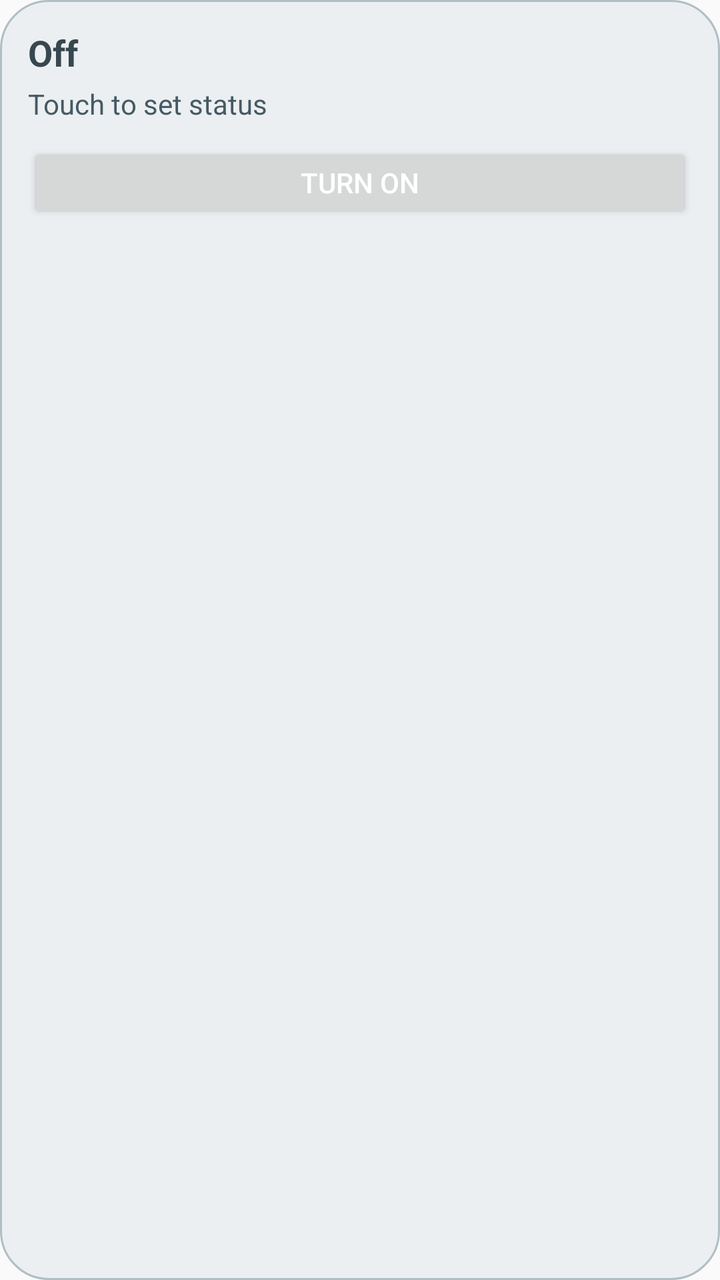
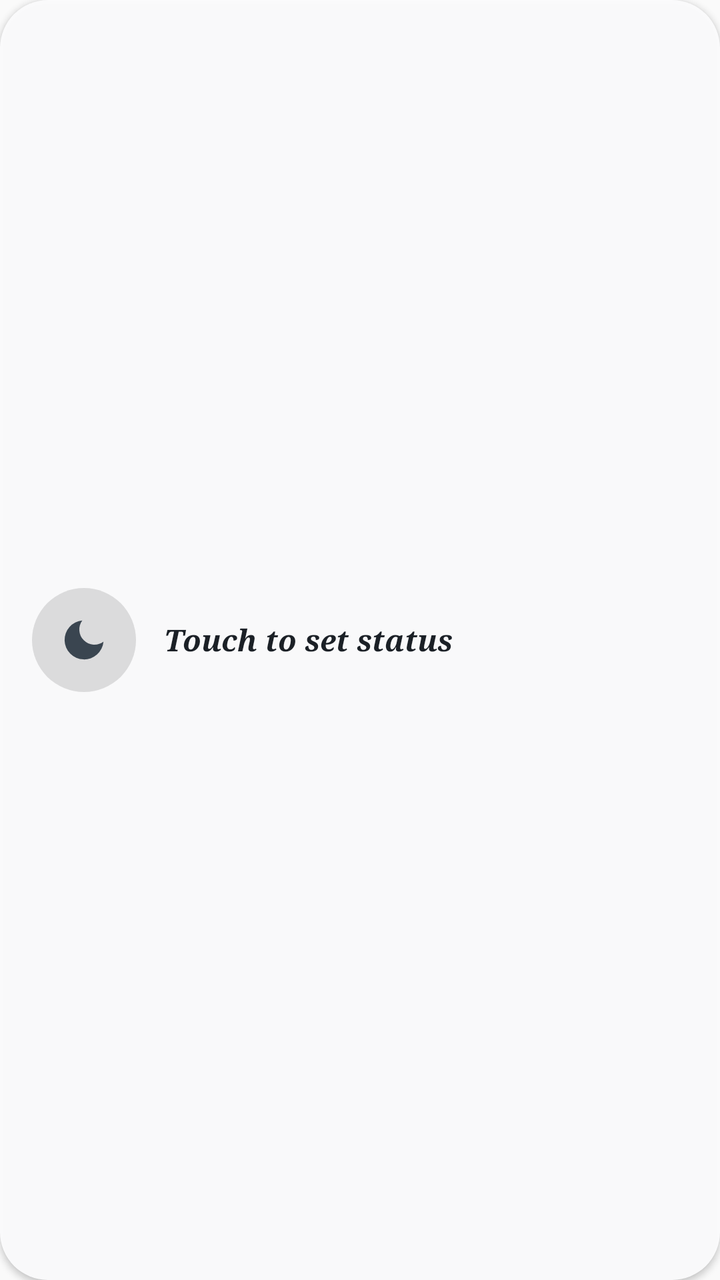

Before-and-after screenshots of an Android layout around one commit, followed by the original layout XML and the change that was made.
<!-- AndroidManifest.xml: application theme Theme.QuietAnswerer -->
<!-- res/layout/widget_autoanswer.xml -->
<?xml version="1.0" encoding="utf-8"?>
<LinearLayout xmlns:android="http://schemas.android.com/apk/res/android"
    android:id="@+id/widget_root"
    android:layout_width="match_parent"
    android:layout_height="match_parent"
    android:background="@drawable/widget_bg"
    android:orientation="vertical"
    android:padding="14dp">

    <LinearLayout
        android:layout_width="match_parent"
        android:layout_height="wrap_content"
        android:gravity="center_vertical"
        android:orientation="horizontal">

        <TextView
            android:id="@+id/widget_title"
            android:layout_width="0dp"
            android:layout_height="wrap_content"
            android:layout_weight="1"
            android:ellipsize="end"
            android:maxLines="1"
            android:text="@string/off"
            android:textColor="#37474F"
            android:textSize="18sp"
            android:textStyle="bold" />

        <TextView
            android:id="@+id/widget_timer"
            android:layout_width="wrap_content"
            android:layout_height="wrap_content"
            android:ellipsize="end"
            android:maxLines="1"
            android:textColor="#546E7A"
            android:textSize="13sp"
            android:visibility="gone" />
    </LinearLayout>

    <LinearLayout
        android:layout_width="match_parent"
        android:layout_height="wrap_content"
        android:layout_marginTop="4dp"
        android:gravity="center_vertical"
        android:orientation="horizontal">

        <TextView
            android:id="@+id/widget_prev"
            android:layout_width="36dp"
            android:layout_height="wrap_content"
            android:gravity="center"
            android:text="‹"
            android:textColor="#455A64"
            android:textSize="20sp"
            android:textStyle="bold"
            android:visibility="gone" />

        <TextView
            android:id="@+id/widget_status"
            android:layout_width="0dp"
            android:layout_height="wrap_content"
            android:layout_weight="1"
            android:ellipsize="end"
            android:maxLines="2"
            android:text="@string/status_touch_to_set"
            android:textColor="#455A64"
            android:textSize="14sp" />

        <TextView
            android:id="@+id/widget_next"
            android:layout_width="36dp"
            android:layout_height="wrap_content"
            android:gravity="center"
            android:text="›"
            android:textColor="#455A64"
            android:textSize="20sp"
            android:textStyle="bold"
            android:visibility="gone" />
    </LinearLayout>

    <Button
        android:id="@+id/widget_toggle"
        style="@android:style/Widget.Material.Button"
        android:layout_width="match_parent"
        android:layout_height="40dp"
        android:layout_marginTop="10dp"
        android:text="@string/turn_on"
        android:textColor="#FFFFFF" />

    <TextView
        android:id="@+id/widget_dnd_warning"
        android:layout_width="match_parent"
        android:layout_height="wrap_content"
        android:layout_marginTop="6dp"
        android:text="@string/dnd_required_desc"
        android:textColor="#FFF9C4"
        android:textSize="12sp"
        android:textStyle="bold"
        android:visibility="gone" />

    <LinearLayout
        android:id="@+id/widget_counters"
        android:layout_width="match_parent"
        android:layout_height="wrap_content"
        android:layout_marginTop="8dp"
        android:orientation="horizontal"
        android:visibility="gone">

        <TextView
            android:id="@+id/widget_calls"
            android:layout_width="0dp"
            android:layout_height="wrap_content"
            android:layout_weight="1"
            android:drawableTint="#B3261E"
            android:ellipsize="end"
            android:maxLines="1"
            android:textColor="#FFFFFF"
            android:textSize="13sp"
            android:textStyle="bold" />

        <TextView
            android:id="@+id/widget_replies"
            android:layout_width="0dp"
            android:layout_height="wrap_content"
            android:layout_weight="1"
            android:ellipsize="end"
            android:maxLines="1"
            android:textColor="#FFFFFF"
            android:textSize="13sp"
            android:textStyle="bold" />
    </LinearLayout>
</LinearLayout>
<!-- resources referenced by this layout -->
<resources>
  <!-- drawable widget_bg (drawable) -->
  <?xml version="1.0" encoding="utf-8"?>
  <shape xmlns:android="http://schemas.android.com/apk/res/android"
      android:shape="rectangle">
      <corners android:radius="24dp" />
      <solid android:color="#ECEFF1" />
      <stroke
          android:width="1dp"
          android:color="#B0BEC5" />
  </shape>
  <string name="dnd_required_desc">To actually silence the phone, allow Do Not Disturb access. Without it the phone will not be muted.</string>
  <string name="off">Off</string>
  <string name="status_touch_to_set">Touch to set status</string>
  <string name="turn_on">Turn on</string>
  <style name="Theme.QuietAnswerer" parent="android:Theme.Material.Light.NoActionBar">
          <item name="android:statusBarColor">@android:color/transparent</item>
          <item name="android:windowLightStatusBar">true</item>
      </style>
</resources>

<!-- the commit's change to res/layout/widget_autoanswer.xml (unified diff, before → after) -->
@@ -2,130 +2,129 @@
 <LinearLayout xmlns:android="http://schemas.android.com/apk/res/android"
     android:id="@+id/widget_root"
     android:layout_width="match_parent"
-    android:layout_height="match_parent"
+    android:layout_height="wrap_content"
     android:background="@drawable/widget_bg"
-    android:orientation="vertical"
-    android:padding="14dp">
+    android:elevation="2dp"
+    android:gravity="center_vertical"
+    android:orientation="horizontal"
+    android:paddingLeft="16dp"
+    android:paddingTop="14dp"
+    android:paddingRight="16dp"
+    android:paddingBottom="14dp">
+
+    <FrameLayout
+        android:id="@+id/widget_toggle"
+        android:layout_width="52dp"
+        android:layout_height="52dp"
+        android:background="@drawable/widget_toggle_track">
+
+        <ImageView
+            android:id="@+id/widget_toggle_icon"
+            android:layout_width="26dp"
+            android:layout_height="26dp"
+            android:layout_gravity="center"
+            android:contentDescription="@null"
+            android:src="@drawable/ic_moon" />
+    </FrameLayout>
 
     <LinearLayout
-        android:layout_width="match_parent"
+        android:layout_width="0dp"
         android:layout_height="wrap_content"
-        android:gravity="center_vertical"
-        android:orientation="horizontal">
-
-        <TextView
-            android:id="@+id/widget_title"
-            android:layout_width="0dp"
-            android:layout_height="wrap_content"
-            android:layout_weight="1"
-            android:ellipsize="end"
-            android:maxLines="1"
-            android:text="@string/off"
-            android:textColor="#37474F"
-            android:textSize="18sp"
-            android:textStyle="bold" />
+        android:layout_gravity="center_vertical"
+        android:layout_marginStart="14dp"
+        android:layout_weight="1"
+        android:orientation="vertical">
 
         <TextView
             android:id="@+id/widget_timer"
-            android:layout_width="wrap_content"
+            android:layout_width="match_parent"
             android:layout_height="wrap_content"
             android:ellipsize="end"
+            android:letterSpacing="0.06"
             android:maxLines="1"
-            android:textColor="#546E7A"
-            android:textSize="13sp"
-            android:visibility="gone" />
-    </LinearLayout>
-
-    <LinearLayout
-        android:layout_width="match_parent"
-        android:layout_height="wrap_content"
-        android:layout_marginTop="4dp"
-        android:gravity="center_vertical"
-        android:orientation="horizontal">
-
-        <TextView
-            android:id="@+id/widget_prev"
-            android:layout_width="36dp"
-            android:layout_height="wrap_content"
-            android:gravity="center"
-            android:text="‹"
-            android:textColor="#455A64"
-            android:textSize="20sp"
+            android:textColor="@color/widget_muted"
+            android:textSize="12sp"
             android:textStyle="bold"
             android:visibility="gone" />
 
-        <TextView
-            android:id="@+id/widget_status"
-            android:layout_width="0dp"
+        <LinearLayout
+            android:layout_width="match_parent"
             android:layout_height="wrap_content"
-            android:layout_weight="1"
-            android:ellipsize="end"
-            android:maxLines="2"
-            android:text="@string/status_touch_to_set"
-            android:textColor="#455A64"
-            android:textSize="14sp" />
+            android:gravity="center_vertical"
+            android:orientation="horizontal">
+
+            <TextView
+                android:id="@+id/widget_prev"
+                android:layout_width="28dp"
+                android:layout_height="wrap_content"
+                android:gravity="center"
+                android:text="‹"
+                android:textColor="@color/widget_muted"
+                android:textSize="24sp"
+                android:visibility="gone" />
+
+            <TextView
+                android:id="@+id/widget_status"
+                android:layout_width="0dp"
+                android:layout_height="wrap_content"
+                android:layout_weight="1"
+                android:ellipsize="end"
+                android:maxLines="2"
+                android:text="@string/status_touch_to_set"
+                android:textColor="@color/widget_ink"
+                android:textSize="15sp"
+                android:textStyle="bold|italic"
+                android:typeface="serif" />
+
+            <TextView
+                android:id="@+id/widget_next"
+                android:layout_width="28dp"
+                android:layout_height="wrap_content"
+                android:gravity="center"
+                android:text="›"
+                android:textColor="@color/widget_muted"
+                android:textSize="24sp"
+                android:visibility="gone" />
+        </LinearLayout>
 
         <TextView
-            android:id="@+id/widget_next"
-            android:layout_width="36dp"
+            android:id="@+id/widget_dnd_warning"
+            android:layout_width="match_parent"
             android:layout_height="wrap_content"
-            android:gravity="center"
-            android:text="›"
-            android:textColor="#455A64"
-            android:textSize="20sp"
+            android:layout_marginTop="3dp"
+            android:text="@string/dnd_required_desc"
+            android:textColor="@color/brand_red"
+            android:textSize="11sp"
             android:textStyle="bold"
             android:visibility="gone" />
-    </LinearLayout>
 
-    <Button
-        android:id="@+id/widget_toggle"
-        style="@android:style/Widget.Material.Button"
-        android:layout_width="match_parent"
-        android:layout_height="40dp"
-        android:layout_marginTop="10dp"
-        android:text="@string/turn_on"
-        android:textColor="#FFFFFF" />
+        <LinearLayout
+            android:id="@+id/widget_counters"
+            android:layout_width="match_parent"
+            android:layout_height="wrap_content"
+            android:layout_marginTop="3dp"
+            android:orientation="horizontal"
+            android:visibility="gone">
 
-    <TextView
-        android:id="@+id/widget_dnd_warning"
-        android:layout_width="match_parent"
-        android:layout_height="wrap_content"
-        android:layout_marginTop="6dp"
-        android:text="@string/dnd_required_desc"
-        android:textColor="#FFF9C4"
-        android:textSize="12sp"
-        android:textStyle="bold"
-        android:visibility="gone" />
+            <TextView
+                android:id="@+id/widget_calls"
+                android:layout_width="0dp"
+                android:layout_height="wrap_content"
+                android:layout_weight="1"
+                android:ellipsize="end"
+                android:maxLines="1"
+                android:textColor="@color/widget_muted"
+                android:textSize="12sp" />
 
-    <LinearLayout
-        android:id="@+id/widget_counters"
-        android:layout_width="match_parent"
-        android:layout_height="wrap_content"
-        android:layout_marginTop="8dp"
-        android:orientation="horizontal"
-        android:visibility="gone">
-
-        <TextView
-            android:id="@+id/widget_calls"
-            android:layout_width="0dp"
-            android:layout_height="wrap_content"
-            android:layout_weight="1"
-            android:drawableTint="#B3261E"
-            android:ellipsize="end"
-            android:maxLines="1"
-            android:textColor="#FFFFFF"
-            android:textSize="13sp"
-            android:textStyle="bold" />
-
-        <TextView
-            android:id="@+id/widget_replies"
-            android:layout_width="0dp"
-            android:layout_height="wrap_content"
-            android:layout_weight="1"
-            android:ellipsize="end"
-            android:maxLines="1"
-            android:textColor="#FFFFFF"
-            android:textSize="13sp"
-            android:textStyle="bold" />
+            <TextView
+                android:id="@+id/widget_replies"
+                android:layout_width="0dp"
+                android:layout_height="wrap_content"
+                android:ellipsize="end"
+                android:maxLines="1"
+                android:gravity="end"
+                android:textColor="@color/widget_muted"
+                android:textSize="12sp" />
+        </LinearLayout>
     </LinearLayout>
 </LinearLayout>
<!-- resource entries referenced after the edit -->
@@ -1,22 +1,40 @@
 <!-- resources referenced by this layout -->
 <resources>
+  <color name="brand_red">#B3261E</color>
+  <color name="widget_ink">#FF1B2026</color>
+  <color name="widget_muted">#FF5C6A76</color>
+  <!-- drawable ic_moon (drawable) -->
+  <?xml version="1.0" encoding="utf-8"?>
+  <vector xmlns:android="http://schemas.android.com/apk/res/android"
+      android:width="24dp"
+      android:height="24dp"
+      android:viewportWidth="24"
+      android:viewportHeight="24">
+      <path
+          android:fillColor="@color/widget_glyph_off"
+          android:pathData="M21,12.79A9,9 0 1 1 11.21,3A7,7 0 0 0 21,12.79 Z" />
+  </vector>
   <!-- drawable widget_bg (drawable) -->
   <?xml version="1.0" encoding="utf-8"?>
   <shape xmlns:android="http://schemas.android.com/apk/res/android"
       android:shape="rectangle">
       <corners android:radius="24dp" />
-      <solid android:color="#ECEFF1" />
-      <stroke
-          android:width="1dp"
-          android:color="#B0BEC5" />
+      <solid android:color="@color/widget_surface" />
+  </shape>
+  <!-- drawable widget_toggle_track (drawable) -->
+  <?xml version="1.0" encoding="utf-8"?>
+  <shape xmlns:android="http://schemas.android.com/apk/res/android"
+      android:shape="oval">
+      <solid android:color="@color/widget_track_off" />
   </shape>
   <string name="dnd_required_desc">To actually silence the phone, allow Do Not Disturb access. Without it the phone will not be muted.</string>
-  <string name="off">Off</string>
   <string name="status_touch_to_set">Touch to set status</string>
-  <string name="turn_on">Turn on</string>
   <style name="Theme.QuietAnswerer" parent="android:Theme.Material.Light.NoActionBar">
           <item name="android:statusBarColor">@android:color/transparent</item>
           <item name="android:windowLightStatusBar">true</item>
       </style>
+  <color name="widget_glyph_off">#FF3A4550</color>
+  <color name="widget_surface">#F2FCFCFD</color>
+  <color name="widget_track_off">#1F000000</color>
 </resources>
 
